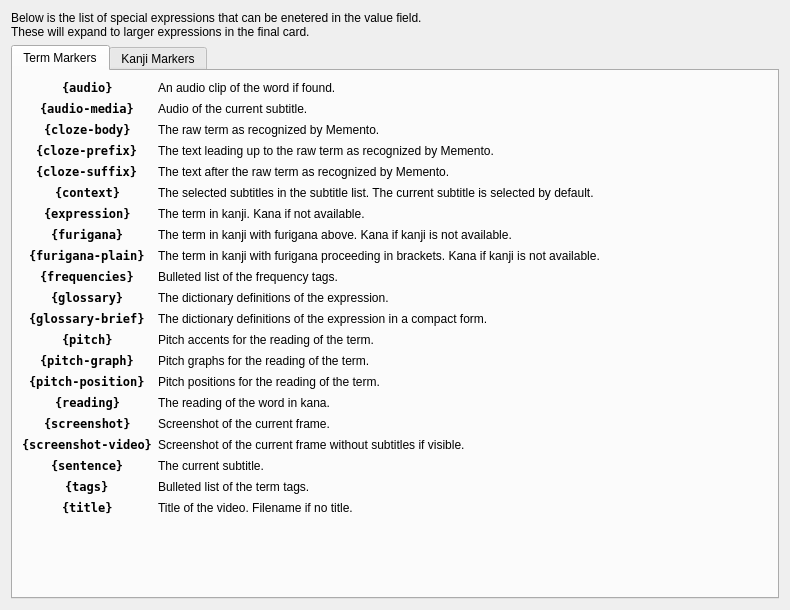
Old version of the form src/gui/widgets/ankisettingshelp.ui in the repository ripose-jp/Memento.
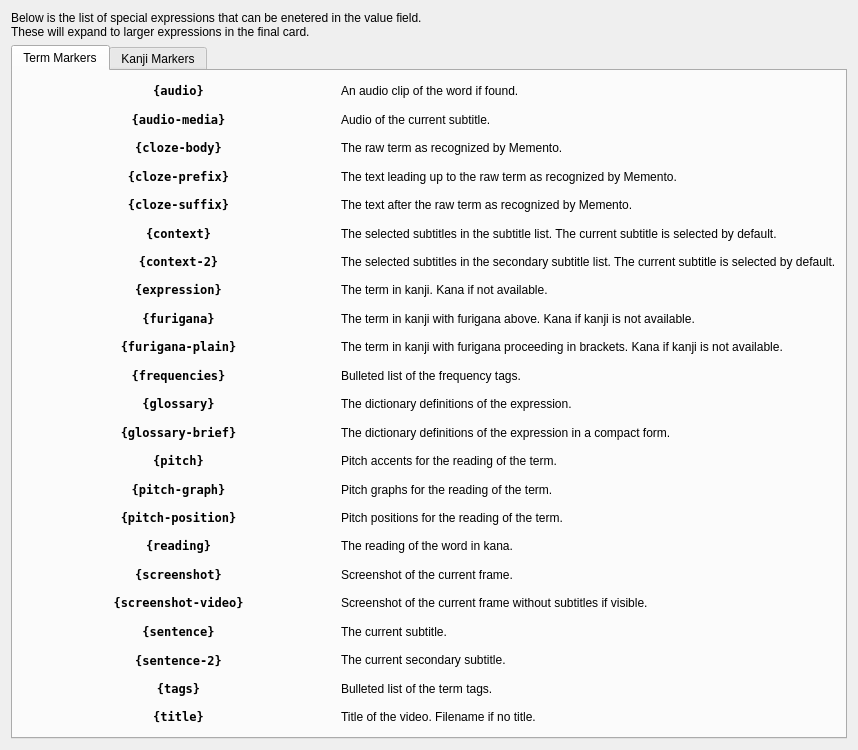
New version of the form.

Commit message: Added secondary sub table to UI and styles sheets, needs implementation

The edit to the form file:
```diff
--- a/src/gui/widgets/ankisettingshelp.ui
+++ b/src/gui/widgets/ankisettingshelp.ui
@@ -6,8 +6,8 @@
    <rect>
     <x>0</x>
     <y>0</y>
-    <width>790</width>
-    <height>610</height>
+    <width>858</width>
+    <height>750</height>
    </rect>
   </property>
   <property name="sizePolicy">
@@ -42,16 +42,7 @@
       </attribute>
       <layout class="QVBoxLayout" name="verticalLayout_2">
        <item>
-        <layout class="QFormLayout" name="formLayoutTerm">
-         <property name="fieldGrowthPolicy">
-          <enum>QFormLayout::AllNonFixedFieldsGrow</enum>
-         </property>
-         <property name="rowWrapPolicy">
-          <enum>QFormLayout::DontWrapRows</enum>
-         </property>
-         <property name="labelAlignment">
-          <set>Qt::AlignCenter</set>
-         </property>
+        <layout class="QGridLayout" name="layoutTerm">
          <item row="0" column="0">
           <widget class="QLabel" name="labelTermAudio">
            <property name="font">
@@ -64,6 +55,9 @@
            <property name="text">
             <string>{audio}</string>
            </property>
+           <property name="alignment">
+            <set>Qt::AlignCenter</set>
+           </property>
            <property name="textInteractionFlags">
             <set>Qt::TextSelectableByKeyboard|Qt::TextSelectableByMouse</set>
            </property>
@@ -91,6 +85,9 @@
            <property name="text">
             <string>{audio-media}</string>
            </property>
+           <property name="alignment">
+            <set>Qt::AlignCenter</set>
+           </property>
            <property name="textInteractionFlags">
             <set>Qt::TextSelectableByKeyboard|Qt::TextSelectableByMouse</set>
            </property>
@@ -115,6 +112,9 @@
            <property name="text">
             <string>{cloze-body}</string>
            </property>
+           <property name="alignment">
+            <set>Qt::AlignCenter</set>
+           </property>
            <property name="textInteractionFlags">
             <set>Qt::TextSelectableByKeyboard|Qt::TextSelectableByMouse</set>
            </property>
@@ -142,6 +142,9 @@
            <property name="text">
             <string>{cloze-prefix}</string>
            </property>
+           <property name="alignment">
+            <set>Qt::AlignCenter</set>
+           </property>
            <property name="textInteractionFlags">
             <set>Qt::TextSelectableByKeyboard|Qt::TextSelectableByMouse</set>
            </property>
@@ -175,6 +178,9 @@
            <property name="text">
             <string>{cloze-suffix}</string>
            </property>
+           <property name="alignment">
+            <set>Qt::AlignCenter</set>
+           </property>
            <property name="textInteractionFlags">
             <set>Qt::TextSelectableByKeyboard|Qt::TextSelectableByMouse</set>
            </property>
@@ -202,6 +208,9 @@
            <property name="text">
             <string>{context}</string>
            </property>
+           <property name="alignment">
+            <set>Qt::AlignCenter</set>
+           </property>
            <property name="textInteractionFlags">
             <set>Qt::TextSelectableByKeyboard|Qt::TextSelectableByMouse</set>
            </property>
@@ -215,6 +224,33 @@
           </widget>
          </item>
          <item row="6" column="0">
+          <widget class="QLabel" name="labelContext2">
+           <property name="font">
+            <font>
+             <family>DejaVu Sans Mono</family>
+             <weight>75</weight>
+             <bold>true</bold>
+            </font>
+           </property>
+           <property name="text">
+            <string>{context-2}</string>
+           </property>
+           <property name="alignment">
+            <set>Qt::AlignCenter</set>
+           </property>
+           <property name="textInteractionFlags">
+            <set>Qt::TextSelectableByKeyboard|Qt::TextSelectableByMouse</set>
+           </property>
+          </widget>
+         </item>
+         <item row="6" column="1">
+          <widget class="QLabel" name="labelContext2Ex">
+           <property name="text">
+            <string>The selected subtitles in the secondary subtitle list. The current subtitle is selected by default.</string>
+           </property>
+          </widget>
+         </item>
+         <item row="7" column="0">
           <widget class="QLabel" name="labelTermExpression">
            <property name="font">
             <font>
@@ -226,12 +262,15 @@
            <property name="text">
             <string>{expression}</string>
            </property>
+           <property name="alignment">
+            <set>Qt::AlignCenter</set>
+           </property>
            <property name="textInteractionFlags">
             <set>Qt::TextSelectableByKeyboard|Qt::TextSelectableByMouse</set>
            </property>
           </widget>
          </item>
-         <item row="6" column="1">
+         <item row="7" column="1">
           <widget class="QLabel" name="labelTermExpressionEx">
            <property name="text">
             <string>The term in kanji. Kana if not available.</string>
@@ -241,7 +280,7 @@
            </property>
           </widget>
          </item>
-         <item row="7" column="0">
+         <item row="8" column="0">
           <widget class="QLabel" name="labelTermFurigana">
            <property name="font">
             <font>
@@ -253,12 +292,15 @@
            <property name="text">
             <string>{furigana}</string>
            </property>
+           <property name="alignment">
+            <set>Qt::AlignCenter</set>
+           </property>
            <property name="textInteractionFlags">
             <set>Qt::TextSelectableByKeyboard|Qt::TextSelectableByMouse</set>
            </property>
           </widget>
          </item>
-         <item row="7" column="1">
+         <item row="8" column="1">
           <widget class="QLabel" name="labelTermFuriganaEx">
            <property name="text">
             <string>The term in kanji with furigana above. Kana if kanji is not available.</string>
@@ -268,7 +310,7 @@
            </property>
           </widget>
          </item>
-         <item row="8" column="0">
+         <item row="9" column="0">
           <widget class="QLabel" name="labelTermFuriganaPlain">
            <property name="font">
             <font>
@@ -280,6 +322,9 @@
            <property name="text">
             <string>{furigana-plain}</string>
            </property>
+           <property name="alignment">
+            <set>Qt::AlignCenter</set>
+           </property>
            <property name="wordWrap">
             <bool>false</bool>
            </property>
@@ -288,7 +333,7 @@
            </property>
           </widget>
          </item>
-         <item row="8" column="1">
+         <item row="9" column="1">
           <widget class="QLabel" name="labelTermFuriganaPlainEx">
            <property name="text">
             <string>The term in kanji with furigana proceeding in brackets. Kana if kanji is not available.</string>
@@ -298,7 +343,7 @@
            </property>
           </widget>
          </item>
-         <item row="9" column="0">
+         <item row="10" column="0">
           <widget class="QLabel" name="labelTermFrequencies">
            <property name="font">
             <font>
@@ -310,19 +355,22 @@
            <property name="text">
             <string>{frequencies}</string>
            </property>
+           <property name="alignment">
+            <set>Qt::AlignCenter</set>
+           </property>
            <property name="textInteractionFlags">
             <set>Qt::TextSelectableByKeyboard|Qt::TextSelectableByMouse</set>
            </property>
           </widget>
          </item>
-         <item row="9" column="1">
+         <item row="10" column="1">
           <widget class="QLabel" name="labelTermFrequenciesEx">
            <property name="text">
             <string>Bulleted list of the frequency tags.</string>
            </property>
           </widget>
          </item>
-         <item row="10" column="0">
+         <item row="11" column="0">
           <widget class="QLabel" name="labelTermGlossary">
            <property name="font">
             <font>
@@ -334,12 +382,15 @@
            <property name="text">
             <string>{glossary}</string>
            </property>
+           <property name="alignment">
+            <set>Qt::AlignCenter</set>
+           </property>
            <property name="textInteractionFlags">
             <set>Qt::TextSelectableByKeyboard|Qt::TextSelectableByMouse</set>
            </property>
           </widget>
          </item>
-         <item row="10" column="1">
+         <item row="11" column="1">
           <widget class="QLabel" name="labelTermGlossaryEx">
            <property name="text">
             <string>The dictionary definitions of the expression.</string>
@@ -349,7 +400,7 @@
            </property>
           </widget>
          </item>
-         <item row="11" column="0">
+         <item row="12" column="0">
           <widget class="QLabel" name="labelTermGlossaryBrief">
            <property name="font">
             <font>
@@ -361,19 +412,103 @@
            <property name="text">
             <string>{glossary-brief}</string>
            </property>
+           <property name="alignment">
+            <set>Qt::AlignCenter</set>
+           </property>
            <property name="textInteractionFlags">
             <set>Qt::TextSelectableByKeyboard|Qt::TextSelectableByMouse</set>
            </property>
           </widget>
          </item>
-         <item row="11" column="1">
+         <item row="12" column="1">
           <widget class="QLabel" name="labelTermGlossaryBriefEx">
            <property name="text">
             <string>The dictionary definitions of the expression in a compact form.</string>
            </property>
           </widget>
          </item>
+         <item row="13" column="0">
+          <widget class="QLabel" name="labelPitch">
+           <property name="font">
+            <font>
+             <family>DejaVu Sans Mono</family>
+             <weight>75</weight>
+             <bold>true</bold>
+            </font>
+           </property>
+           <property name="text">
+            <string>{pitch}</string>
+           </property>
+           <property name="alignment">
+            <set>Qt::AlignCenter</set>
+           </property>
+           <property name="textInteractionFlags">
+            <set>Qt::TextSelectableByKeyboard|Qt::TextSelectableByMouse</set>
+           </property>
+          </widget>
+         </item>
+         <item row="13" column="1">
+          <widget class="QLabel" name="labelPitchEx">
+           <property name="text">
+            <string>Pitch accents for the reading of the term.</string>
+           </property>
+          </widget>
+         </item>
+         <item row="14" column="0">
+          <widget class="QLabel" name="labelPitchGraph">
+           <property name="font">
+            <font>
+             <family>DejaVu Sans Mono</family>
+             <weight>75</weight>
+             <bold>true</bold>
+            </font>
+           </property>
+           <property name="text">
+            <string>{pitch-graph}</string>
+           </property>
+           <property name="alignment">
+            <set>Qt::AlignCenter</set>
+           </property>
+           <property name="textInteractionFlags">
+            <set>Qt::TextSelectableByKeyboard|Qt::TextSelectableByMouse</set>
+           </property>
+          </widget>
+         </item>
+         <item row="14" column="1">
+          <widget class="QLabel" name="labelPitchGraphEx">
+           <property name="text">
+            <string>Pitch graphs for the reading of the term.</string>
+           </property>
+          </widget>
+         </item>
          <item row="15" column="0">
+          <widget class="QLabel" name="labelPitchPosition">
+           <property name="font">
+            <font>
+             <family>DejaVu Sans Mono</family>
+             <weight>75</weight>
+             <bold>true</bold>
+            </font>
+           </property>
+           <property name="text">
+            <string>{pitch-position}</string>
+           </property>
+           <property name="alignment">
+            <set>Qt::AlignCenter</set>
+           </property>
+           <property name="textInteractionFlags">
+            <set>Qt::TextSelectableByKeyboard|Qt::TextSelectableByMouse</set>
+           </property>
+          </widget>
+         </item>
+         <item row="15" column="1">
+          <widget class="QLabel" name="labelPitchPositionEx">
+           <property name="text">
+            <string>Pitch positions for the reading of the term.</string>
+           </property>
+          </widget>
+         </item>
+         <item row="16" column="0">
           <widget class="QLabel" name="labelTermReading">
            <property name="font">
             <font>
@@ -385,12 +520,15 @@
            <property name="text">
             <string>{reading}</string>
            </property>
+           <property name="alignment">
+            <set>Qt::AlignCenter</set>
+           </property>
            <property name="textInteractionFlags">
             <set>Qt::TextSelectableByKeyboard|Qt::TextSelectableByMouse</set>
            </property>
           </widget>
          </item>
-         <item row="15" column="1">
+         <item row="16" column="1">
           <widget class="QLabel" name="labelTermReadingEx">
            <property name="text">
             <string>The reading of the word in kana.</string>
@@ -400,7 +538,7 @@
            </property>
           </widget>
          </item>
-         <item row="16" column="0">
+         <item row="17" column="0">
           <widget class="QLabel" name="labelTermScreenshot">
            <property name="font">
             <font>
@@ -412,19 +550,22 @@
            <property name="text">
             <string>{screenshot}</string>
            </property>
+           <property name="alignment">
+            <set>Qt::AlignCenter</set>
+           </property>
            <property name="textInteractionFlags">
             <set>Qt::TextSelectableByKeyboard|Qt::TextSelectableByMouse</set>
            </property>
           </widget>
          </item>
-         <item row="16" column="1">
+         <item row="17" column="1">
           <widget class="QLabel" name="labelTermScreenshotEx">
            <property name="text">
             <string>Screenshot of the current frame.</string>
            </property>
           </widget>
          </item>
-         <item row="17" column="0">
+         <item row="18" column="0">
           <widget class="QLabel" name="labelTermScreenshotMedia">
            <property name="font">
             <font>
@@ -436,19 +577,22 @@
            <property name="text">
             <string>{screenshot-video}</string>
            </property>
+           <property name="alignment">
+            <set>Qt::AlignCenter</set>
+           </property>
            <property name="textInteractionFlags">
             <set>Qt::TextSelectableByKeyboard|Qt::TextSelectableByMouse</set>
            </property>
           </widget>
          </item>
-         <item row="17" column="1">
+         <item row="18" column="1">
           <widget class="QLabel" name="labelTermScreenshotVideo">
            <property name="text">
             <string>Screenshot of the current frame without subtitles if visible.</string>
            </property>
           </widget>
          </item>
-         <item row="18" column="0">
+         <item row="19" column="0">
           <widget class="QLabel" name="labelTermSentence">
            <property name="font">
             <font>
@@ -460,12 +604,15 @@
            <property name="text">
             <string>{sentence}</string>
            </property>
+           <property name="alignment">
+            <set>Qt::AlignCenter</set>
+           </property>
            <property name="textInteractionFlags">
             <set>Qt::TextSelectableByKeyboard|Qt::TextSelectableByMouse</set>
            </property>
           </widget>
          </item>
-         <item row="18" column="1">
+         <item row="19" column="1">
           <widget class="QLabel" name="labelTermSentenceEx">
            <property name="text">
             <string>The current subtitle.</string>
@@ -475,7 +622,31 @@
            </property>
           </widget>
          </item>
-         <item row="19" column="0">
+         <item row="20" column="0">
+          <widget class="QLabel" name="labelSentence2">
+           <property name="font">
+            <font>
+             <family>DejaVu Sans Mono</family>
+             <weight>75</weight>
+             <bold>true</bold>
+            </font>
+           </property>
+           <property name="text">
+            <string>{sentence-2}</string>
+           </property>
+           <property name="alignment">
+            <set>Qt::AlignCenter</set>
+           </property>
+          </widget>
+         </item>
+         <item row="20" column="1">
+          <widget class="QLabel" name="labelSentence2Ex">
+           <property name="text">
+            <string>The current secondary subtitle.</string>
+           </property>
+          </widget>
+         </item>
+         <item row="21" column="0">
           <widget class="QLabel" name="labelTermTags">
            <property name="font">
             <font>
@@ -487,19 +658,22 @@
            <property name="text">
             <string>{tags}</string>
            </property>
+           <property name="alignment">
+            <set>Qt::AlignCenter</set>
+           </property>
            <property name="textInteractionFlags">
             <set>Qt::TextSelectableByKeyboard|Qt::TextSelectableByMouse</set>
            </property>
           </widget>
          </item>
-         <item row="19" column="1">
+         <item row="21" column="1">
           <widget class="QLabel" name="labelTermTagsEx">
            <property name="text">
             <string>Bulleted list of the term tags.</string>
            </property>
           </widget>
          </item>
-         <item row="20" column="0">
+         <item row="22" column="0">
           <widget class="QLabel" name="labelTermTitle">
            <property name="font">
             <font>
@@ -511,90 +685,21 @@
            <property name="text">
             <string>{title}</string>
            </property>
+           <property name="alignment">
+            <set>Qt::AlignCenter</set>
+           </property>
            <property name="textInteractionFlags">
             <set>Qt::TextSelectableByKeyboard|Qt::TextSelectableByMouse</set>
            </property>
           </widget>
          </item>
-         <item row="20" column="1">
+         <item row="22" column="1">
           <widget class="QLabel" name="labelTermTitleEx">
            <property name="text">
             <string>Title of the video. Filename if no title.</string>
            </property>
           </widget>
          </item>
-         <item row="12" column="0">
-          <widget class="QLabel" name="labelPitch">
-           <property name="font">
-            <font>
-             <family>DejaVu Sans Mono</family>
-             <weight>75</weight>
-             <bold>true</bold>
-            </font>
-           </property>
-           <property name="text">
-            <string>{pitch}</string>
-           </property>
-           <property name="textInteractionFlags">
-            <set>Qt::TextSelectableByKeyboard|Qt::TextSelectableByMouse</set>
-           </property>
-          </widget>
-         </item>
-         <item row="12" column="1">
-          <widget class="QLabel" name="labelPitchEx">
-           <property name="text">
-            <string>Pitch accents for the reading of the term.</string>
-           </property>
-          </widget>
-         </item>
-         <item row="13" column="0">
-          <widget class="QLabel" name="labelPitchGraph">
-           <property name="font">
-            <font>
-             <family>DejaVu Sans Mono</family>
-             <weight>75</weight>
-             <bold>true</bold>
-            </font>
-           </property>
-           <property name="text">
-            <string>{pitch-graph}</string>
-           </property>
-           <property name="textInteractionFlags">
-            <set>Qt::TextSelectableByKeyboard|Qt::TextSelectableByMouse</set>
-           </property>
-          </widget>
-         </item>
-         <item row="13" column="1">
-          <widget class="QLabel" name="labelPitchGraphEx">
-           <property name="text">
-            <string>Pitch graphs for the reading of the term.</string>
-           </property>
-          </widget>
-         </item>
-         <item row="14" column="0">
-          <widget class="QLabel" name="labelPitchPosition">
-           <property name="font">
-            <font>
-             <family>DejaVu Sans Mono</family>
-             <weight>75</weight>
-             <bold>true</bold>
-            </font>
-           </property>
-           <property name="text">
-            <string>{pitch-position}</string>
-           </property>
-           <property name="textInteractionFlags">
-            <set>Qt::TextSelectableByKeyboard|Qt::TextSelectableByMouse</set>
-           </property>
-          </widget>
-         </item>
-         <item row="14" column="1">
-          <widget class="QLabel" name="labelPitchPositionEx">
-           <property name="text">
-            <string>Pitch positions for the reading of the term.</string>
-           </property>
-          </widget>
-         </item>
         </layout>
        </item>
       </layout>
```
Left out of the diff: 164 changed lines with no effect on the pictures. The commit also changes 8 other files.
